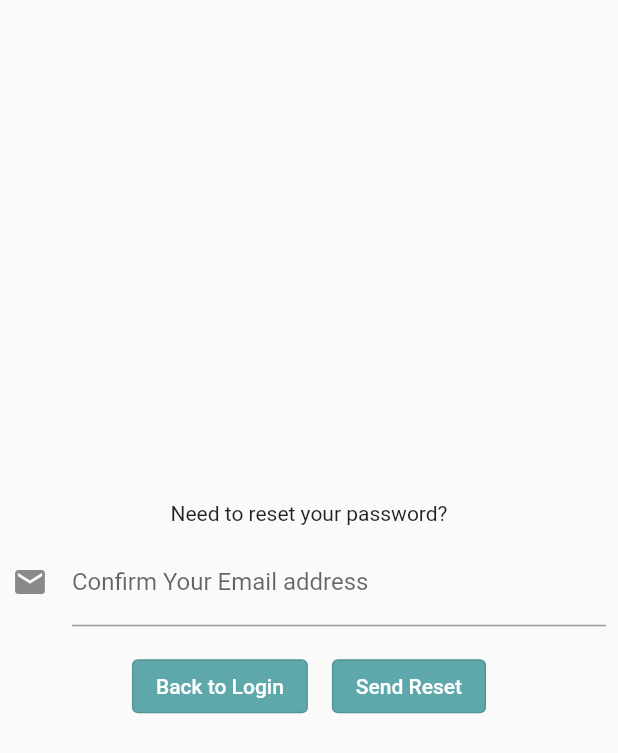
After one commit to Pierre81385/flutter-matchdotdog, a Flutter app: the screen it shows after launch, after a tap on "I forgot my password.", on a phone screen of 412 x 824 dp. The commit adds this screen. Shown: the top 753 px of the screen. Run offline on Flutter 3.47's test engine with Material 2 defaults, Android fonts, the phone set to English and light mode, and no system bars; our stand-ins replace cloud_firestore, firebase_auth, firebase_core, firebase_storage, flip_card, geocoding and 3 more; missing offline and left inert: dart:ffi; accounts and stored records are empty; project files that could hold a hidden picture were left out.

Commit message:
password reset implemented

```diff
--- a/lib/user/login_form.dart
+++ b/lib/user/login_form.dart
@@ -4,6 +4,7 @@ import 'package:flutter/material.dart';
 import 'package:geolocator/geolocator.dart';
 import 'package:matchdotdog/dogs/my_dogs_redirect.dart';
 import 'package:matchdotdog/dogs/register_my_dog.dart';
+import 'package:matchdotdog/user/reset.dart';
 
 import '../models/owner_model.dart';
 import 'fire_auth.dart';
@@ -109,6 +110,13 @@ class _LoginFormState extends State<LoginForm> {
               icon: Icon(Icons.key),
             ),
           ),
+          TextButton(
+              onPressed: () {
+                Navigator.of(context).pushReplacement(
+                  MaterialPageRoute(builder: (context) => PasswordReset()),
+                );
+              },
+              child: Text('I forgot my password.')),
           Row(
             mainAxisAlignment: MainAxisAlignment.center,
             children: [
--- /dev/null
+++ b/lib/user/reset.dart
@@ -0,0 +1,75 @@
+import 'package:flutter/material.dart';
+import 'package:flutter/src/widgets/framework.dart';
+import 'package:flutter/src/widgets/placeholder.dart';
+import 'package:matchdotdog/user/auth_page.dart';
+
+import 'validators.dart';
+
+class PasswordReset extends StatefulWidget {
+  const PasswordReset({super.key});
+
+  @override
+  State<PasswordReset> createState() => _PasswordResetState();
+}
+
+class _PasswordResetState extends State<PasswordReset> {
+  final _emailTextController = TextEditingController();
+  final _focusReset = FocusNode();
+  bool _sent = false;
+
+  @override
+  Widget build(BuildContext context) {
+    return Scaffold(
+      body: Column(
+        mainAxisAlignment: MainAxisAlignment.center,
+        children: [
+          _sent
+              ? Text('Password reset sent to your email!')
+              : Text('Need to reset your password?'),
+          Padding(
+            padding: const EdgeInsets.all(8.0),
+            child: TextFormField(
+              controller: _emailTextController,
+              focusNode: _focusReset,
+              validator: (value) => Validator.validateEmail(
+                email: value,
+              ),
+              decoration: const InputDecoration(
+                labelText: 'Confirm Your Email address',
+                fillColor: Colors.white,
+                icon: Icon(Icons.mail),
+              ),
+            ),
+          ),
+          Row(
+            mainAxisAlignment: MainAxisAlignment.center,
+            children: [
+              Padding(
+                padding: const EdgeInsets.all(8.0),
+                child: OutlinedButton(
+                  onPressed: () {
+                    Navigator.of(context).pushReplacement(
+                      MaterialPageRoute(builder: (context) => AuthPage()),
+                    );
+                  },
+                  child: const Text("Back to Login"),
+                ),
+              ),
+              Padding(
+                padding: const EdgeInsets.all(8.0),
+                child: OutlinedButton(
+                  onPressed: () {
+                    Navigator.of(context).pushReplacement(
+                      MaterialPageRoute(builder: (context) => AuthPage()),
+                    );
+                  },
+                  child: const Text("Send Reset"),
+                ),
+              ),
+            ],
+          )
+        ],
+      ),
+    );
+  }
+}
```
